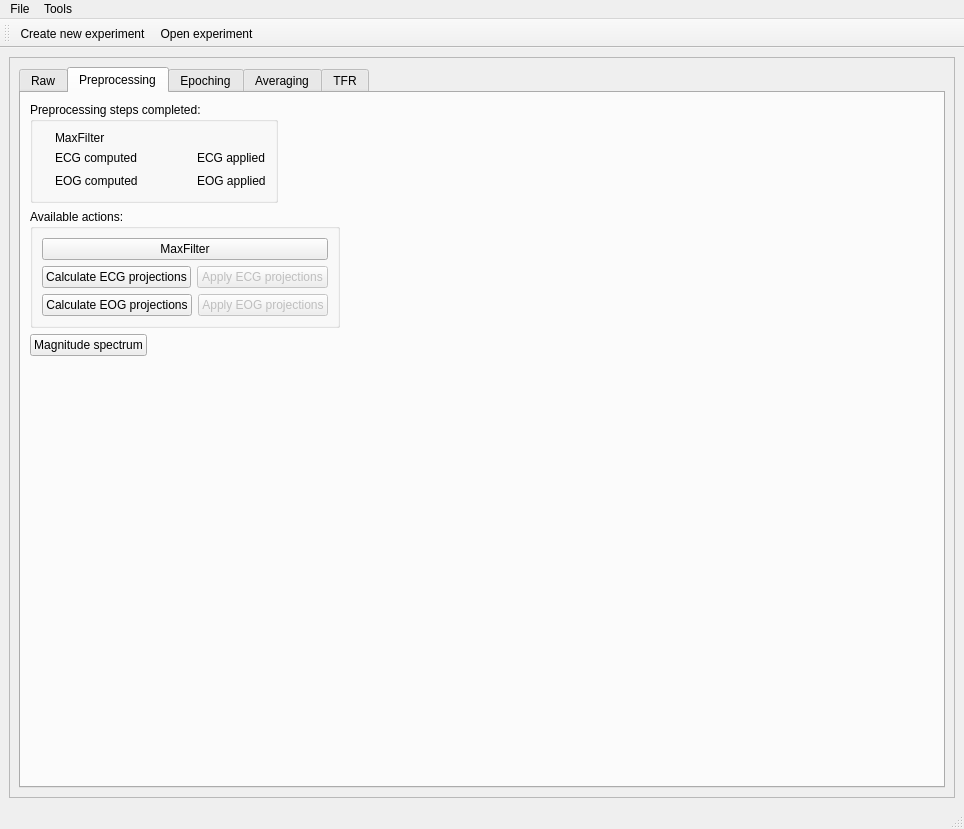
First picture: the form in meggie/ui/qt4Designer_ui_files/mainWindow.ui, repository cibr-jyu/meggie, before the edit.
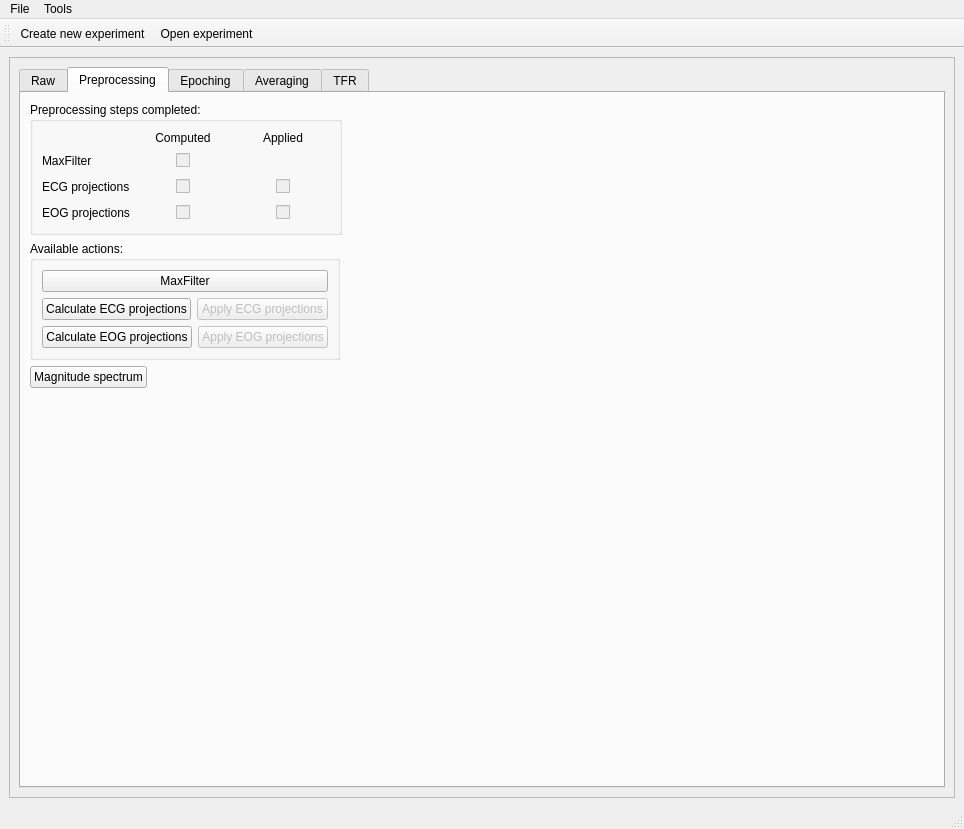
Second picture: the form after the edit. The open tabs and pages were chosen to show the change. Icons and pictures are not drawn.

Commit message: Completed preprocessing steps on mainWindow preprocessing tab are now displayed in checkboxes.

```diff
--- a/meggie/ui/qt4Designer_ui_files/mainWindow.ui
+++ b/meggie/ui/qt4Designer_ui_files/mainWindow.ui
@@ -543,109 +543,254 @@
                 </property>
                 <layout class="QVBoxLayout" name="verticalLayout_10">
                  <item>
-                  <layout class="QGridLayout" name="gridLayout_10">
-                   <item row="0" column="0">
-                    <widget class="QLabel" name="labelMaxFilterAccept_2">
-                     <property name="text">
-                      <string/>
-                     </property>
-                     <property name="pixmap">
-                      <pixmap>:/Action-ok-icon.png</pixmap>
-                     </property>
-                    </widget>
-                   </item>
-                   <item row="1" column="3">
-                    <widget class="QLabel" name="labelECGAppliedAccept_2">
-                     <property name="text">
-                      <string/>
-                     </property>
-                     <property name="pixmap">
-                      <pixmap>:/Action-ok-icon.png</pixmap>
-                     </property>
-                    </widget>
-                   </item>
-                   <item row="1" column="1">
-                    <widget class="QLabel" name="labelECGComputed_2">
-                     <property name="text">
-                      <string>ECG computed</string>
-                     </property>
-                    </widget>
-                   </item>
-                   <item row="2" column="0">
-                    <widget class="QLabel" name="labelEOGComputedAccept_2">
-                     <property name="text">
-                      <string/>
-                     </property>
-                     <property name="pixmap">
-                      <pixmap>:/Action-ok-icon.png</pixmap>
-                     </property>
-                    </widget>
-                   </item>
-                   <item row="2" column="4">
+                  <layout class="QGridLayout" name="gridLayout_6">
+                   <property name="sizeConstraint">
+                    <enum>QLayout::SetDefaultConstraint</enum>
+                   </property>
+                   <item row="0" column="2">
                     <widget class="QLabel" name="labelEOGApplied_2">
                      <property name="text">
-                      <string>EOG applied</string>
+                      <string>Applied</string>
                      </property>
+                     <property name="alignment">
+                      <set>Qt::AlignCenter</set>
+                     </property>
                     </widget>
                    </item>
-                   <item row="2" column="1">
+                   <item row="2" column="0">
+                    <widget class="QLabel" name="labelECGComputed_2">
+                     <property name="text">
+                      <string>ECG projections</string>
+                     </property>
+                    </widget>
+                   </item>
+                   <item row="3" column="0">
                     <widget class="QLabel" name="labelEOGComputed_2">
                      <property name="text">
-                      <string>EOG computed</string>
+                      <string>EOG projections</string>
                      </property>
                     </widget>
                    </item>
-                   <item row="2" column="2">
-                    <spacer name="horizontalSpacer_9">
-                     <property name="orientation">
-                      <enum>Qt::Horizontal</enum>
-                     </property>
-                     <property name="sizeHint" stdset="0">
-                      <size>
-                       <width>40</width>
-                       <height>20</height>
-                      </size>
-                     </property>
-                    </spacer>
-                   </item>
                    <item row="0" column="1">
-                    <layout class="QHBoxLayout" name="horizontalLayout_13">
-                     <item>
-                      <widget class="QLabel" name="labelMaxFilter_2">
-                       <property name="text">
-                        <string>MaxFilter</string>
-                       </property>
-                      </widget>
-                     </item>
-                    </layout>
-                   </item>
-                   <item row="2" column="3">
-                    <widget class="QLabel" name="labelEOGAppliedAccept_2">
-                     <property name="text">
-                      <string/>
-                     </property>
-                     <property name="pixmap">
-                      <pixmap>:/Action-ok-icon.png</pixmap>
-                     </property>
-                    </widget>
-                   </item>
-                   <item row="1" column="4">
                     <widget class="QLabel" name="labelECGApplied_2">
                      <property name="text">
-                      <string>ECG applied</string>
+                      <string>Computed</string>
+                     </property>
+                     <property name="alignment">
+                      <set>Qt::AlignCenter</set>
                      </property>
                     </widget>
                    </item>
                    <item row="1" column="0">
-                    <widget class="QLabel" name="labelECGComputedAccept_2">
+                    <widget class="QLabel" name="labelMaxFilter_2">
                      <property name="text">
-                      <string/>
-                     </property>
-                     <property name="pixmap">
-                      <pixmap>:/Action-ok-icon.png</pixmap>
+                      <string>MaxFilter</string>
                      </property>
                     </widget>
                    </item>
+                   <item row="1" column="1">
+                    <layout class="QHBoxLayout" name="horizontalLayout_13">
+                     <item>
+                      <spacer name="horizontalSpacer_5">
+                       <property name="orientation">
+                        <enum>Qt::Horizontal</enum>
+                       </property>
+                       <property name="sizeHint" stdset="0">
+                        <size>
+                         <width>40</width>
+                         <height>20</height>
+                        </size>
+                       </property>
+                      </spacer>
+                     </item>
+                     <item>
+                      <widget class="QCheckBox" name="checkBoxMaxFilterComputed">
+                       <property name="enabled">
+                        <bool>false</bool>
+                       </property>
+                       <property name="inputMethodHints">
+                        <set>Qt::ImhDigitsOnly</set>
+                       </property>
+                       <property name="text">
+                        <string/>
+                       </property>
+                      </widget>
+                     </item>
+                     <item>
+                      <spacer name="horizontalSpacer_8">
+                       <property name="orientation">
+                        <enum>Qt::Horizontal</enum>
+                       </property>
+                       <property name="sizeHint" stdset="0">
+                        <size>
+                         <width>40</width>
+                         <height>20</height>
+                        </size>
+                       </property>
+                      </spacer>
+                     </item>
+                    </layout>
+                   </item>
+                   <item row="2" column="2">
+                    <layout class="QHBoxLayout" name="horizontalLayout_16">
+                     <item>
+                      <spacer name="horizontalSpacer_9">
+                       <property name="orientation">
+                        <enum>Qt::Horizontal</enum>
+                       </property>
+                       <property name="sizeHint" stdset="0">
+                        <size>
+                         <width>40</width>
+                         <height>20</height>
+                        </size>
+                       </property>
+                      </spacer>
+                     </item>
+                     <item>
+                      <widget class="QCheckBox" name="checkBoxECGApplied">
+                       <property name="enabled">
+                        <bool>false</bool>
+                       </property>
+                       <property name="text">
+                        <string/>
+                       </property>
+                      </widget>
+                     </item>
+                     <item>
+                      <spacer name="horizontalSpacer_10">
+                       <property name="orientation">
+                        <enum>Qt::Horizontal</enum>
+                       </property>
+                       <property name="sizeHint" stdset="0">
+                        <size>
+                         <width>40</width>
+                         <height>20</height>
+                        </size>
+                       </property>
+                      </spacer>
+                     </item>
+                    </layout>
+                   </item>
+                   <item row="2" column="1">
+                    <layout class="QHBoxLayout" name="horizontalLayout_17">
+                     <item>
+                      <spacer name="horizontalSpacer_11">
+                       <property name="orientation">
+                        <enum>Qt::Horizontal</enum>
+                       </property>
+                       <property name="sizeHint" stdset="0">
+                        <size>
+                         <width>40</width>
+                         <height>20</height>
+                        </size>
+                       </property>
+                      </spacer>
+                     </item>
+                     <item>
+                      <widget class="QCheckBox" name="checkBoxECGComputed">
+                       <property name="enabled">
+                        <bool>false</bool>
+                       </property>
+                       <property name="text">
+                        <string/>
+                       </property>
+                      </widget>
+                     </item>
+                     <item>
+                      <spacer name="horizontalSpacer_12">
+                       <property name="orientation">
+                        <enum>Qt::Horizontal</enum>
+                       </property>
+                       <property name="sizeHint" stdset="0">
+                        <size>
+                         <width>40</width>
+                         <height>20</height>
+                        </size>
+                       </property>
+                      </spacer>
+                     </item>
+                    </layout>
+                   </item>
+                   <item row="3" column="1">
+                    <layout class="QHBoxLayout" name="horizontalLayout_19">
+                     <item>
+                      <spacer name="horizontalSpacer_15">
+                       <property name="orientation">
+                        <enum>Qt::Horizontal</enum>
+                       </property>
+                       <property name="sizeHint" stdset="0">
+                        <size>
+                         <width>40</width>
+                         <height>20</height>
+                        </size>
+                       </property>
+                      </spacer>
+                     </item>
+                     <item>
+                      <widget class="QCheckBox" name="checkBoxEOGComputed">
+                       <property name="enabled">
+                        <bool>false</bool>
+                       </property>
+                       <property name="text">
+                        <string/>
+                       </property>
+                      </widget>
+                     </item>
+                     <item>
+                      <spacer name="horizontalSpacer_16">
+                       <property name="orientation">
+                        <enum>Qt::Horizontal</enum>
+                       </property>
+                       <property name="sizeHint" stdset="0">
+                        <size>
+                         <width>40</width>
+                         <height>20</height>
+                        </size>
+                       </property>
+                      </spacer>
+                     </item>
+                    </layout>
+                   </item>
+                   <item row="3" column="2">
+                    <layout class="QHBoxLayout" name="horizontalLayout_20">
+                     <item>
+                      <spacer name="horizontalSpacer_13">
+                       <property name="orientation">
+                        <enum>Qt::Horizontal</enum>
+                       </property>
+                       <property name="sizeHint" stdset="0">
+                        <size>
+                         <width>40</width>
+                         <height>20</height>
+                        </size>
+                       </property>
+                      </spacer>
+                     </item>
+                     <item>
+                      <widget class="QCheckBox" name="checkBoxEOGApplied">
+                       <property name="enabled">
+                        <bool>false</bool>
+                       </property>
+                       <property name="text">
+                        <string/>
+                       </property>
+                      </widget>
+                     </item>
+                     <item>
+                      <spacer name="horizontalSpacer_14">
+                       <property name="orientation">
+                        <enum>Qt::Horizontal</enum>
+                       </property>
+                       <property name="sizeHint" stdset="0">
+                        <size>
+                         <width>40</width>
+                         <height>20</height>
+                        </size>
+                       </property>
+                      </spacer>
+                     </item>
+                    </layout>
+                   </item>
                   </layout>
                  </item>
                 </layout>
```
Left out of the diff: 2 changed lines with no effect on the pictures. The commit also changes 2 other files.
